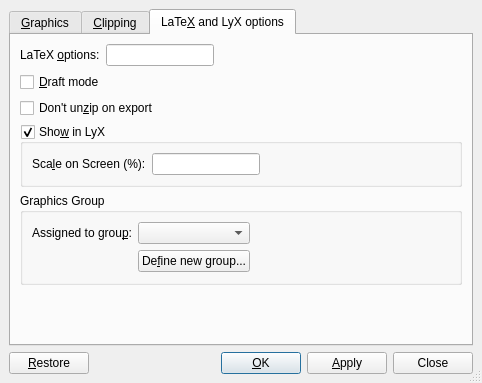
cburschka/lyx, file src/frontends/qt4/ui/GraphicsUi.ui: the form before one commit.
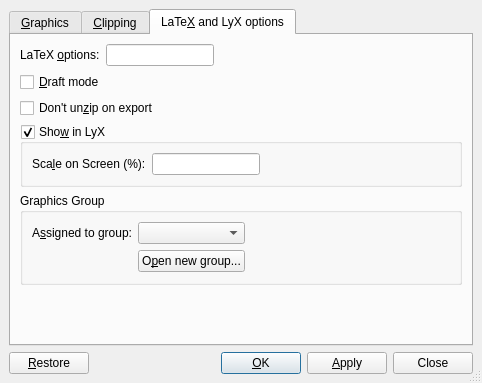
The form after the commit. The open tabs and pages were chosen to show the change. Custom widgets are drawn as their Qt base class.

Commit message:
* InsetGraphics.{cpp.h}: 	- add possibility to count graphics group members.
* GuiGraphics.{cpp, h}:
	- warning message if a deserted group is going to be dissolved

* GraphicsUI.ui:
	- terminology.

The edit to the form file:
```diff
--- a/src/frontends/qt4/ui/GraphicsUi.ui
+++ b/src/frontends/qt4/ui/GraphicsUi.ui
@@ -634,7 +634,7 @@
              <string/>
             </property>
             <property name="text" >
-             <string>Assigned to grou&amp;p:</string>
+             <string>A&amp;ssigned to group:</string>
             </property>
             <property name="buddy" >
              <cstring>groupCO</cstring>
@@ -647,7 +647,7 @@
              <string>Click to define a new graphics group</string>
             </property>
             <property name="text" >
-             <string>De&amp;fine new group...</string>
+             <string>O&amp;pen new group...</string>
             </property>
            </widget>
           </item>
```
Left out of the diff: 2 changed lines with no effect on the pictures. The commit also changes 4 other files.
